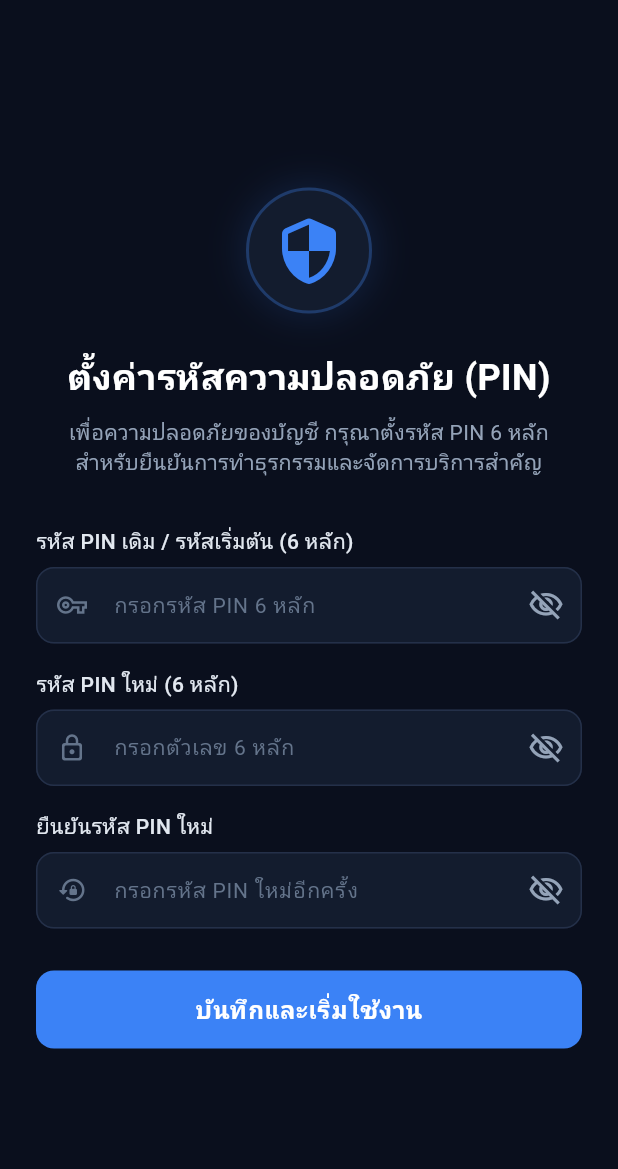
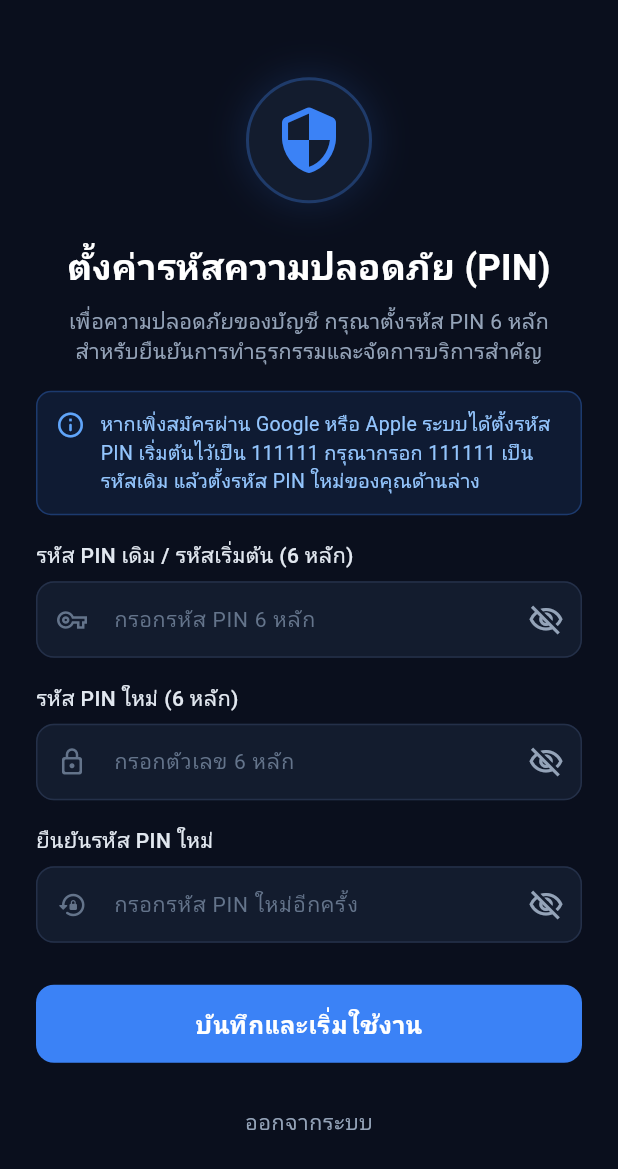
Before and after one commit to nawaphonST1/subscription_track, a Flutter app: the SetupPinScreen screen opened by its route, on a phone screen of 412 x 824 dp. Shown: the top 1169 px of the screen. Run offline on Flutter 3.47's test engine with Material 3 defaults, Android fonts, the phone set to English and light mode, and no system bars; our stand-ins replace flutter_riverpod, fpdart, freezed_annotation, go_router, google_sign_in, logger and 2 more; accounts and stored records are empty; generated files the repository leaves out were written again.

Commit message:
fix(mobile): add default PIN disclosure and logout escape hatch to SetupPinScreen

```diff
--- a/apps/mobile/lib/features/auth/presentation/setup_pin_screen.dart
+++ b/apps/mobile/lib/features/auth/presentation/setup_pin_screen.dart
@@ -151,7 +151,45 @@ class _SetupPinScreenState extends ConsumerState<SetupPinScreen> {
                     textAlign: TextAlign.center,
                     style: TextStyle(fontSize: 14, color: Color(0xFF94A3B8), height: 1.4),
                   ),
-                  const SizedBox(height: 32),
+                  const SizedBox(height: 16),
+                  Builder(
+                    builder: (context) {
+                      final defaultPinText = List.filled(6, '1').join();
+                      return Container(
+                        padding: const EdgeInsets.all(12),
+                        margin: const EdgeInsets.only(bottom: 16),
+                        decoration: BoxDecoration(
+                          color: const Color(0xFF3B82F6).withValues(alpha: 0.1),
+                          borderRadius: BorderRadius.circular(10),
+                          border: Border.all(
+                            color: const Color(0xFF3B82F6).withValues(alpha: 0.3),
+                          ),
+                        ),
+                        child: Row(
+                          crossAxisAlignment: CrossAxisAlignment.start,
+                          children: [
+                            const Icon(
+                              Icons.info_outline_rounded,
+                              color: Color(0xFF60A5FA),
+                              size: 20,
+                            ),
+                            const SizedBox(width: 10),
+                            Expanded(
+                              child: Text(
+                                'หากเพิ่งสมัครผ่าน Google หรือ Apple ระบบได้ตั้งรหัส PIN เริ่มต้นไว้เป็น $defaultPinText '
+                                'กรุณากรอก $defaultPinText เป็นรหัสเดิม แล้วตั้งรหัส PIN ใหม่ของคุณด้านล่าง',
+                                style: const TextStyle(
+                                  fontSize: 13,
+                                  color: Color(0xFF93C5FD),
+                                  height: 1.4,
+                                ),
+                              ),
+                            ),
+                          ],
+                        ),
+                      );
+                    },
+                  ),
 
                   // --- Current / Temporary PIN Field ---
                   _buildInputField(
@@ -303,6 +341,20 @@ class _SetupPinScreenState extends ConsumerState<SetupPinScreen> {
                         ),
                       ),
                     ),
+                  const SizedBox(height: 16),
+                  Center(
+                    child: TextButton(
+                      key: const Key('setup_pin_logout_button'),
+                      onPressed: () async => ref.read(authProvider.notifier).logout(),
+                      child: const Text(
+                        'ออกจากระบบ',
+                        style: TextStyle(
+                          color: Color(0xFF94A3B8),
+                          fontSize: 14,
+                        ),
+                      ),
+                    ),
+                  ),
                 ],
               ),
             ),
```
Also changed, not shown: 1 other file.
